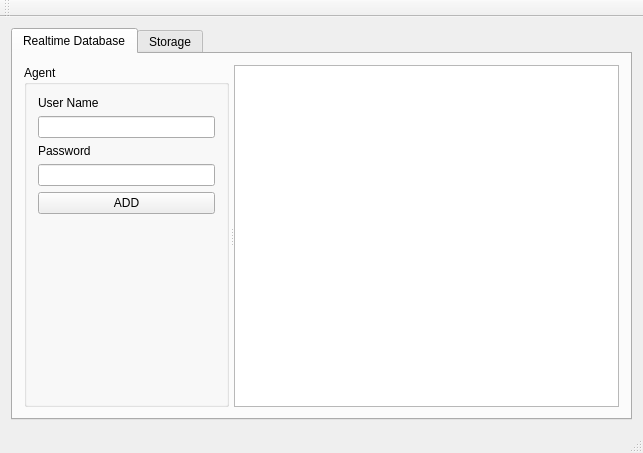
Before: the Qt Designer form QT Firebase Database and Storage/Qt_Firebase/mainwindow.ui in salim97/Mama-Menage, drawn with Qt 5.
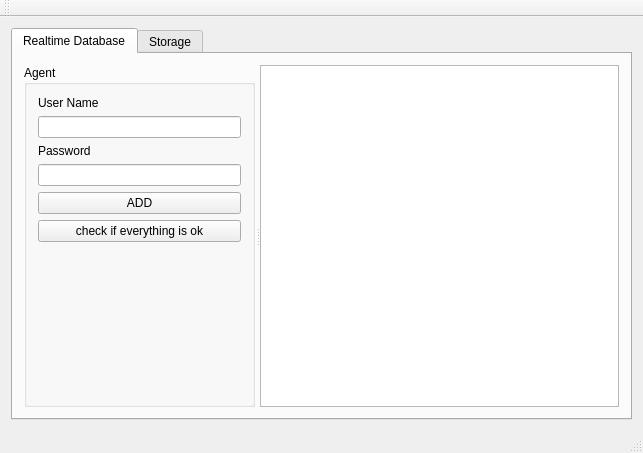
After: the same form once the commit is applied.

Commit message: everything work just fine, version alpha

```diff
--- a/QT Firebase Database and Storage/Qt_Firebase/mainwindow.ui
+++ b/QT Firebase Database and Storage/Qt_Firebase/mainwindow.ui
@@ -65,6 +65,13 @@
               </property>
              </widget>
             </item>
+            <item>
+             <widget class="QPushButton" name="pushButton_check">
+              <property name="text">
+               <string>check if everything is ok</string>
+              </property>
+             </widget>
+            </item>
             <item>
              <spacer name="verticalSpacer">
               <property name="orientation">
```
Left out of the diff: 2 changed lines with no effect on the pictures. The commit also changes 23 other files.
